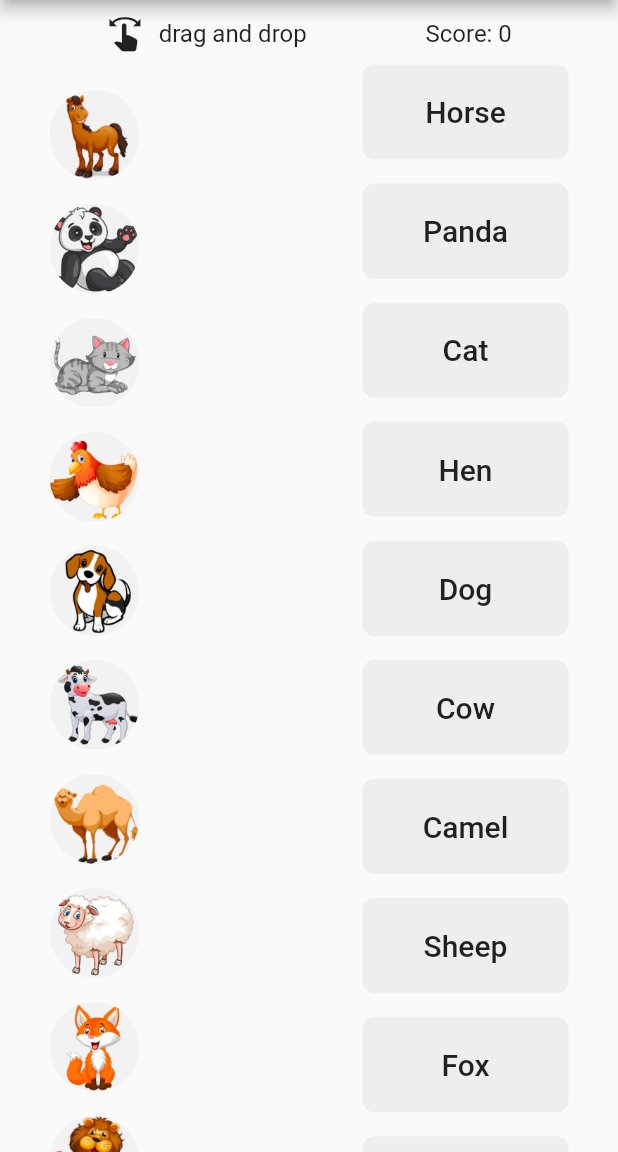
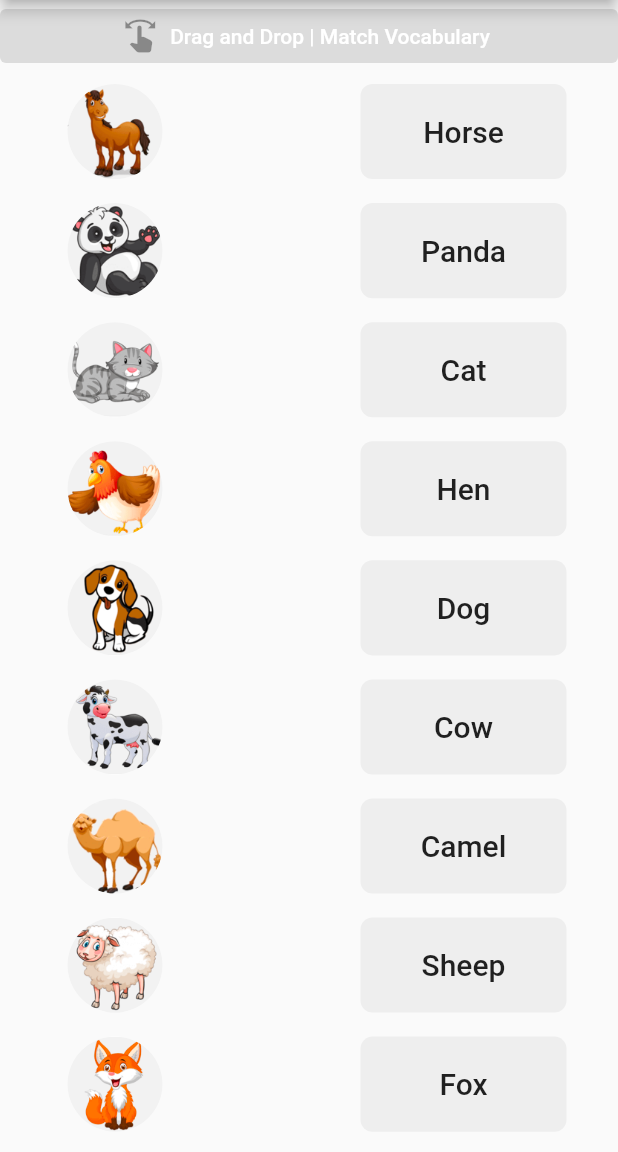
Before and after one commit to metaspook/vocamatch, a Flutter app: the screen it shows after launch, on a phone screen of 412 x 824 dp, the part 84-1236 px from its top. Run offline on Flutter 3.47's test engine with Material 2 defaults, Android fonts, the light colour scheme and no system bars; our stand-ins replace audioplayers.

Commit message:
Update homepage

```diff
--- a/lib/pages/home.dart
+++ b/lib/pages/home.dart
@@ -65,46 +65,64 @@ class _HomePageState extends State<HomePage> {
                   .textTheme
                   .headline4!
                   .copyWith(color: Colors.white70))),
-      body: SingleChildScrollView(
-        padding: EdgeInsets.symmetric(horizontal: 25, vertical: 10),
-        child: Column(
+      body: Column(
+        // crossAxisAlignment: CrossAxisAlignment.center,
+        children: [
+          Row(
+            // mainAxisSize: MainAxisSize.max,
+            // mainAxisAlignment: MainAxisAlignment.spaceEvenly,
+            // crossAxisAlignment: CrossAxisAlignment.stretch,
+            children: [
+              Expanded(
+                child: ElevatedButton.icon(
+                    onPressed: null,
+                    icon: Icon(Icons.swipe),
+                    label: Text(
+                      'Drag and Drop | Match Vocabulary',
+                      style: TextStyle(color: Colors.white),
+                    )),
+              ),
+            ],
+          ),
+          Expanded(
+            child: ListView(
+              // padding: EdgeInsets.all(8),
+              // mainAxisAlignment: MainAxisAlignment.center,
+              // crossAxisAlignment: CrossAxisAlignment.center,
               children: [
                 if (!gameOver) ...[
-              Row(
-                mainAxisAlignment: MainAxisAlignment.center,
-                children: [
-                  Icon(
-                    Icons.swipe,
-                    size: 25,
-                  ),
-                  SizedBox(width: 10),
-                  Text('drag and drop' + '\t' * 20 + 'Score: $score',
-                      style: Theme.of(context).textTheme.subtitle1),
-                ],
-              ),
                   Row(
                     children: [
                       // Spacer(),
                       Column(
                         children: items.map((item) {
                           return Container(
+                            height: MediaQuery.of(context).size.width / 6.5,
+                            width: MediaQuery.of(context).size.width / 3,
                             margin: EdgeInsets.all(8),
                             child: Draggable<ItemModel>(
                               data: item,
                               childWhenDragging: CircleAvatar(
                                 backgroundColor: Colors.white,
                                 backgroundImage: AssetImage(item.img),
-                            radius: 50,
+
+                                // radius: 50,
                               ),
                               feedback: CircleAvatar(
                                 backgroundColor: Colors.white,
                                 backgroundImage: AssetImage(item.img),
-                            radius: 30,
+                                // radius: 30,
                               ),
                               child: CircleAvatar(
                                 backgroundColor: Colors.white,
-                            backgroundImage: AssetImage(item.img),
-                            radius: 30,
+                                // backgroundImage: AssetImage(item.img),
+                                child: ClipOval(
+                                  child: Image.asset(
+                                    item.img,
+                                    fit: BoxFit.cover,
+                                  ),
+                                ),
+                                // radius: 100,
                               ),
                             ),
                           );
@@ -157,17 +175,20 @@ class _HomePageState extends State<HomePage> {
                                           : Colors.grey[200],
                                     ),
                                     alignment: Alignment.center,
-                                height: MediaQuery.of(context).size.width / 6.5,
-                                width: MediaQuery.of(context).size.width / 3,
+                                    height:
+                                        MediaQuery.of(context).size.width / 6.5,
+                                    width:
+                                        MediaQuery.of(context).size.width / 3,
                                     margin: EdgeInsets.all(8),
                                     child: Text(
                                       item.name,
-                                  style: Theme.of(context).textTheme.headline6,
+                                      style:
+                                          Theme.of(context).textTheme.headline6,
                                     )),
                           );
                         }).toList(),
                       ),
-                  // Spacer(),
+                      Spacer(),
                     ],
                   ),
                 ],
@@ -198,6 +219,8 @@ class _HomePageState extends State<HomePage> {
                 // ),
               ],
             ),
+          ),
+        ],
       ),
     );
   }
```
Lines whose indentation alone changed are shown as unchanged.
